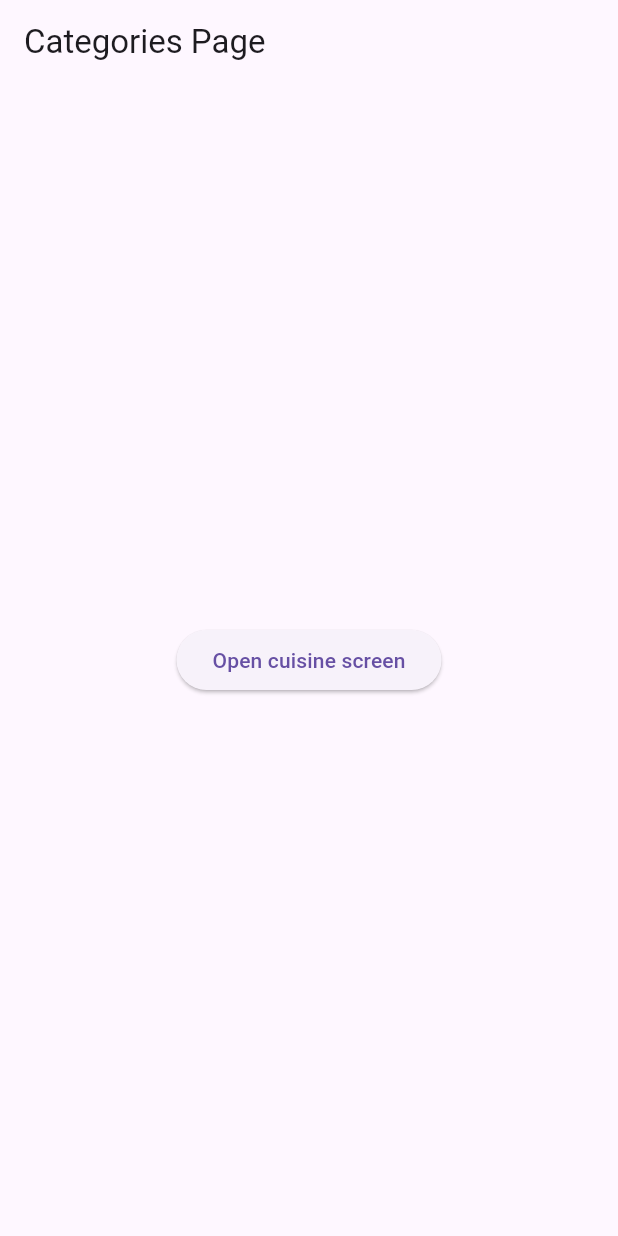
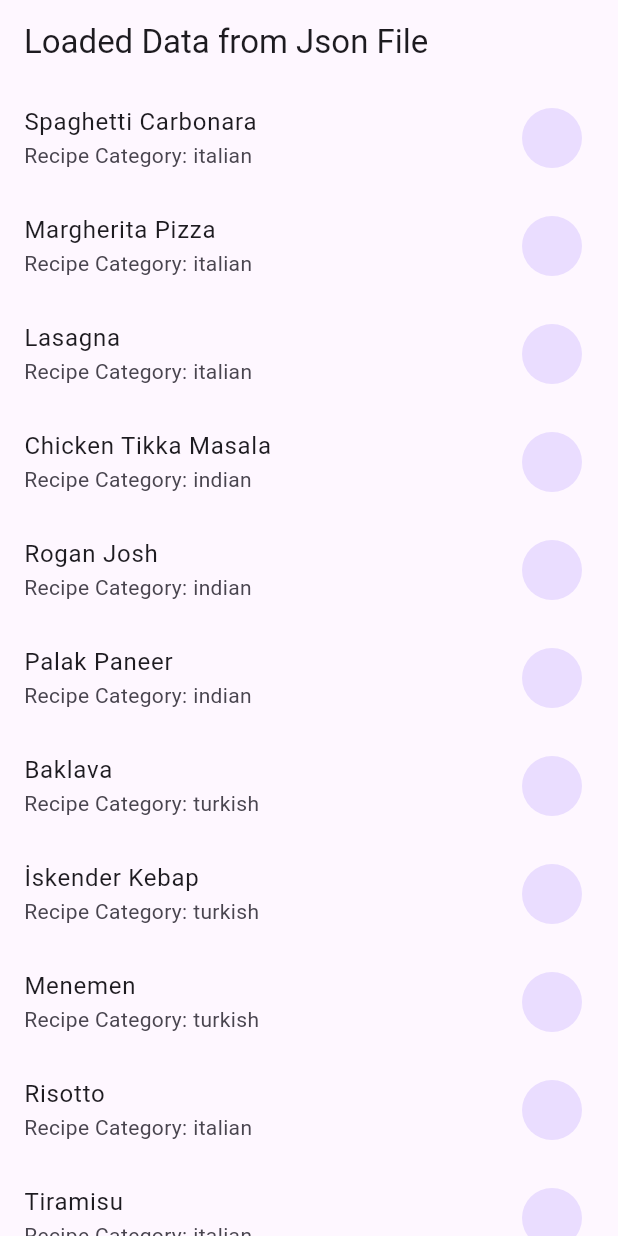
Before and after one commit to codemalcolm/flutter_exam_03, a Flutter app: the screen it shows after launch, on a phone screen of 412 x 824 dp. Run offline on Flutter 3.47's test engine with Material 3 defaults, Android fonts, the phone set to English and light mode, and no system bars.

Commit message:
Finished basic routing for dishes

```diff
--- a/lib/main.dart
+++ b/lib/main.dart
@@ -1,25 +1,81 @@
+import 'dart:isolate';
+
 import 'package:flutter/material.dart';
+import 'package:flutter/services.dart' show rootBundle;
+import 'dart:convert';
 import 'cuisine_page.dart';
 
 void main() {
-  runApp(MaterialApp(home: const MainApp()));
+  runApp(const MyApp());
 }
 
-class MainApp extends StatelessWidget {
-  const MainApp({super.key});
+class MyApp extends StatefulWidget {
+  const MyApp({super.key});
+
+  @override
+  State<MyApp> createState() => _MyAppState();
+}
+
+class _MyAppState extends State<MyApp> {
+  var jsonData;
+  var recipes;
+
+  @override
+  void initState() {
+    super.initState();
+    loadJsonAsset();
+  }
+
+  Future<void> loadJsonAsset() async {
+    final String jsonString = await rootBundle.loadString(
+      'assets/data/mobile-apps-portfolio-03-recipes.json',
+    );
+    var data = await jsonDecode(jsonString);
+    setState(() {
+      jsonData = data;
+      recipes = data["recipes"];
+    });
+    print(recipes);
+  }
 
   @override
   Widget build(BuildContext context) {
-    return Scaffold(
-      appBar: AppBar(title: Text("Categories Page")),
-      body: Center(
-        child: ElevatedButton(
-          onPressed: () {
-            Navigator.of(context).push(
-              MaterialPageRoute(builder: (context) => const CuisinePage()),
-            );
-          },
-          child: Text('Open cuisine screen'),
+    return MaterialApp(
+      title: 'My App',
+      debugShowCheckedModeBanner: false,
+      theme: ThemeData(primarySwatch: Colors.green),
+      home: Scaffold(
+        appBar: AppBar(title: const Text('Loaded Data from Json File')),
+        body: Center(
+          child:
+              recipes != Null
+                  ? ListView.builder(
+                    itemCount: recipes.length,
+                    itemBuilder: (context, index) {
+                      final recipe = recipes[index];
+                      return ListTile(
+                        title: Text(recipe['name']),
+                        subtitle: Text(
+                          'Recipe Category: ${recipe['category']}',
+                        ),
+                        trailing: GestureDetector(
+                          behavior: HitTestBehavior.translucent,
+                          onTap: () {
+                            Navigator.of(context).push(
+                            MaterialPageRoute(builder: (context) => const CuisinePage()),);
+                          },
+                          child: Container(
+                            width: 48,
+                            height: 48,
+                            padding: const EdgeInsets.symmetric(vertical: 4.0),
+                            alignment: Alignment.centerRight,
+                            child: const CircleAvatar(),
+                          ),
+                        ),
+                      );
+                    },
+                  )
+                  : Text('Loading recipes...'),
         ),
       ),
     );
```
